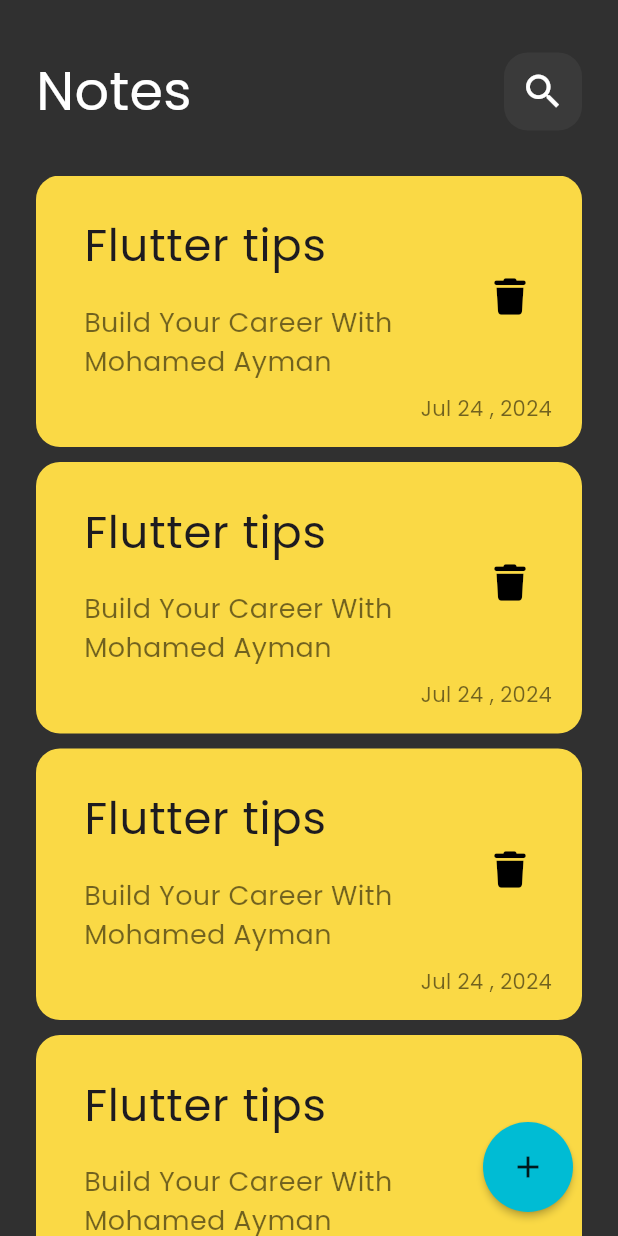
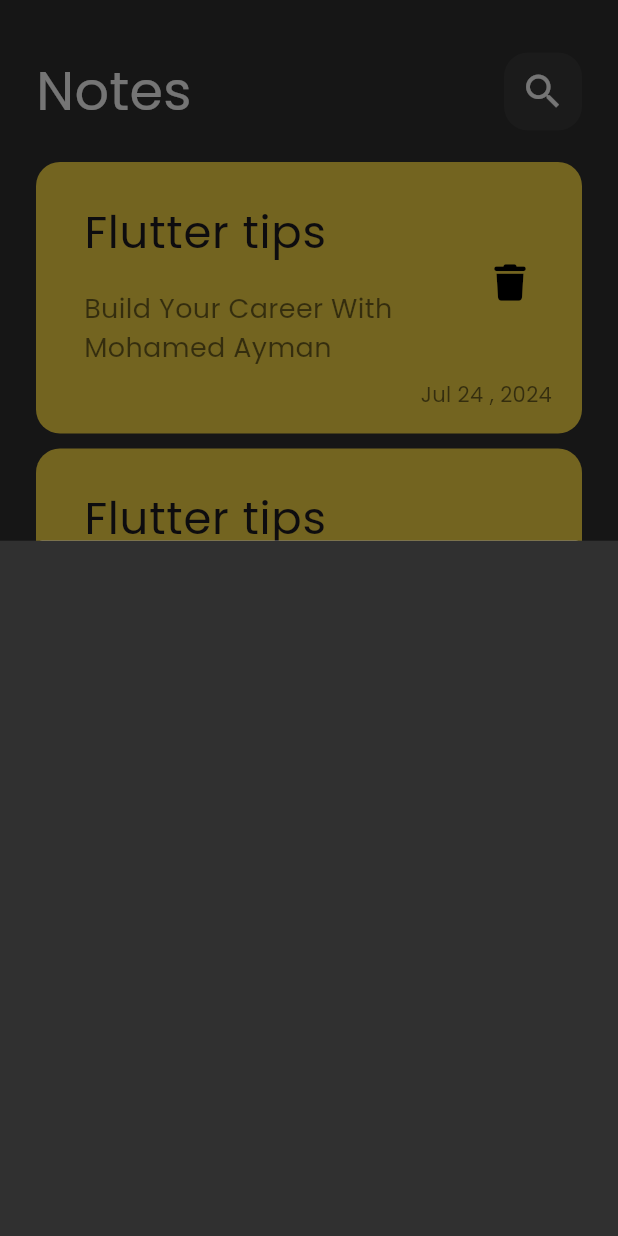
Before and after one commit to m0hamed98ayman/notes_app, a Flutter app: the screen it shows after launch, after a tap on the "add" icon, on a phone screen of 412 x 824 dp. Run offline on Flutter 3.47's test engine with Material 3 defaults, Android fonts, the phone set to English and light mode, and no system bars; our stand-ins replace font_awesome_flutter.

Commit message:
adding bottom sheet

```diff
--- a/lib/views/notes_views.dart
+++ b/lib/views/notes_views.dart
@@ -1,4 +1,5 @@
 import 'package:flutter/material.dart';
+import 'package:notes_app/widgets/buttom_sheet.dart';
 import 'package:notes_app/widgets/custom_appbar.dart';
 import 'package:notes_app/widgets/custom_list_view.dart';
 
@@ -9,10 +10,17 @@ class NotesViewPage extends StatelessWidget {
   Widget build(BuildContext context) {
     return Scaffold(
       floatingActionButton: RawMaterialButton(
-         padding:const EdgeInsets.all(18.0),
+        padding: const EdgeInsets.all(18.0),
         fillColor: Colors.cyan,
         shape: const CircleBorder(),
-        onPressed: () {},
+        onPressed: () {
+          showModalBottomSheet(
+            context: context,
+            builder:(context){
+              return const AddButtomSheet();
+            } ,
+          );
+        },
         child: const Icon(
           Icons.add,
         ),
@@ -24,7 +32,7 @@ class NotesViewPage extends StatelessWidget {
           children: [
             SizedBox(height: 35),
             CustomAppBar(),
-            SizedBox(height: 30),
+            SizedBox(height: 5),
             Expanded(child: CardListView()),
           ],
         ),
--- /dev/null
+++ b/lib/widgets/buttom_sheet.dart
@@ -0,0 +1,13 @@
+import 'package:flutter/material.dart';
+
+class AddButtomSheet extends StatelessWidget {
+  const AddButtomSheet({super.key});
+
+  @override
+  Widget build(BuildContext context) {
+    return Container(
+      color:const Color(0xff303030),
+
+    );
+  }
+}
--- a/lib/widgets/custom_appbar.dart
+++ b/lib/widgets/custom_appbar.dart
@@ -8,7 +8,10 @@ class CustomAppBar extends StatelessWidget {
   Widget build(BuildContext context) {
     return const Row(
       children: [
-        Text('Notes', style: TextStyle(fontSize: 36,color: Colors.white)),
+        Text(
+          'Notes',
+          style: TextStyle(fontSize: 36, color: Colors.white,),
+        ),
         Spacer(),
         CustomSearchIcon()
       ],
--- a/lib/widgets/custom_list_view.dart
+++ b/lib/widgets/custom_list_view.dart
@@ -6,11 +6,16 @@ class CardListView extends StatelessWidget {
 
   @override
   Widget build(BuildContext context) {
-    return ListView.builder(itemBuilder:(context,index){
-      return const Padding(
-        padding:  EdgeInsets.only(bottom: 10.0),
-        child:  CustomCard(),
-      );
-    } );
+    return Padding(
+      padding: const EdgeInsets.symmetric(vertical: 16.0),
+      child: ListView.builder(
+          padding: EdgeInsets.zero,
+          itemBuilder: (context, index) {
+            return const Padding(
+              padding: EdgeInsets.only(bottom: 10.0),
+              child: CustomCard(),
+            );
+          }),
+    );
   }
 }
```
